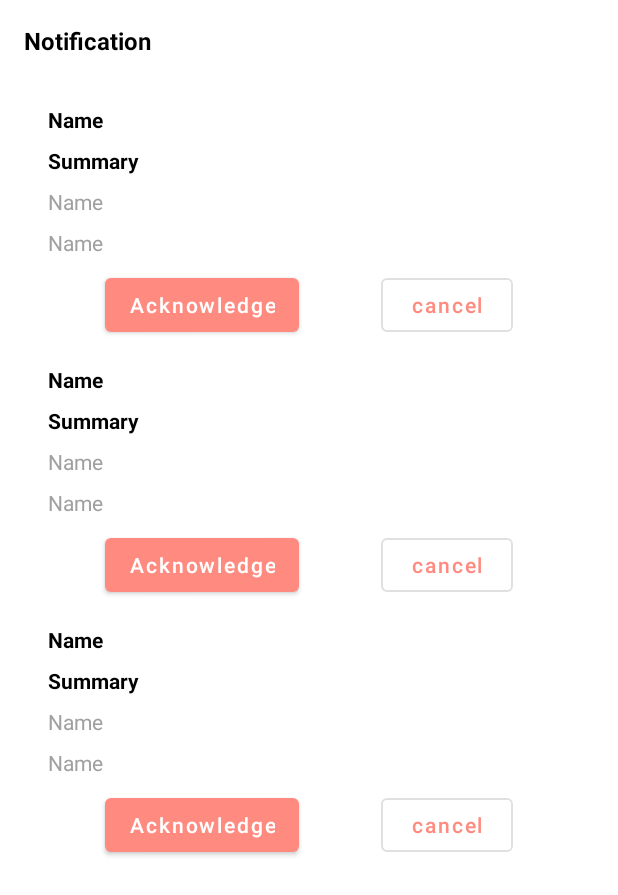
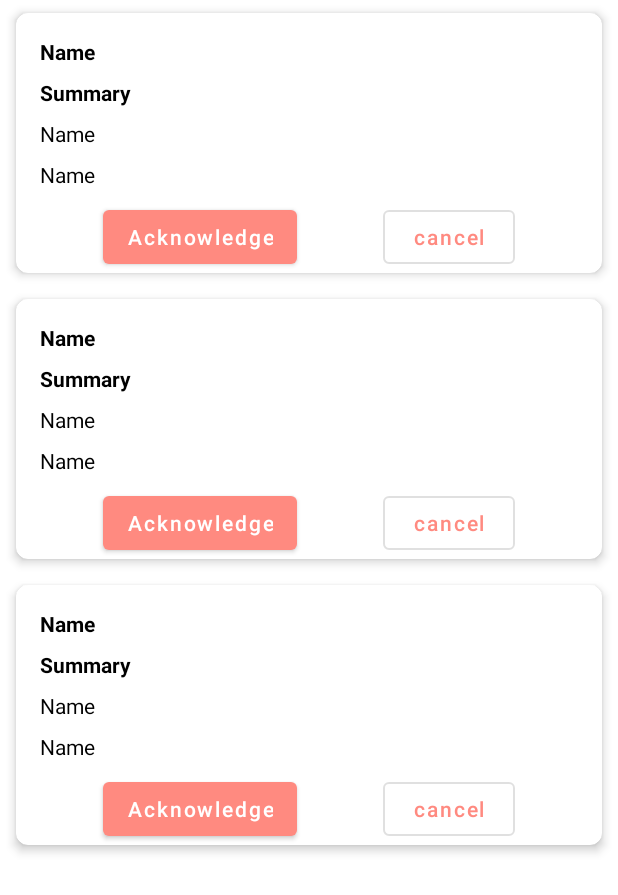
Before and after one commit to suryasinghvijay/AlertingSystemHackaton, an Android app: the layout fragment_notification.xml on its own in the app's theme, with its tools: preview values and no code run, on a phone screen of 412 x 824 dp. Shown: the top 895 px of the screen. Run offline under Robolectric (Android 15) with nearby library versions, the phone set to English and light mode, and no system bars.

Commit message:
notification fragment

```diff
--- a/app/src/main/java/com/gdn/tms/android/alertingsystemhackaton/feature/ui/NotificationFragment.kt
+++ b/app/src/main/java/com/gdn/tms/android/alertingsystemhackaton/feature/ui/NotificationFragment.kt
@@ -44,12 +44,6 @@ class NotificationFragment : Fragment(), NotificationCommunicator {
     binding.recycleView.apply {
       notificationAdapter = NotificationAdapter(mutableListOf(), this@NotificationFragment)
       this.adapter = notificationAdapter
-      addItemDecoration(
-        DividerItemDecoration(
-          this.context,
-          LinearLayoutManager.VERTICAL
-        )
-      )
     }
   }
 
--- a/app/src/main/res/layout/fragment_notification.xml
+++ b/app/src/main/res/layout/fragment_notification.xml
@@ -7,19 +7,6 @@
     android:layout_height="match_parent"
     tools:context=".feature.ui.NotificationFragment">
 
-    <TextView
-        android:id="@+id/tv_notification"
-        android:layout_width="wrap_content"
-        android:layout_height="wrap_content"
-        android:layout_marginStart="16dp"
-        android:layout_marginTop="16dp"
-        android:text="Notification"
-        android:textColor="@color/black"
-        android:textSize="16dp"
-        android:textStyle="bold"
-        app:layout_constraintStart_toStartOf="parent"
-        app:layout_constraintTop_toTopOf="parent" />
-
     <androidx.recyclerview.widget.RecyclerView
         android:id="@+id/recycle_view"
         app:layoutManager="androidx.recyclerview.widget.LinearLayoutManager"
@@ -27,12 +14,10 @@
         android:layout_width="0dp"
         android:layout_height="0dp"
         android:layout_marginBottom="16dp"
-        android:layout_marginEnd="16dp"
-        android:layout_marginStart="16dp"
-        android:layout_marginTop="16dp"
+        android:layout_marginHorizontal="4dp"
         app:layout_constraintBottom_toBottomOf="parent"
         app:layout_constraintEnd_toEndOf="parent"
         app:layout_constraintStart_toStartOf="parent"
-        app:layout_constraintTop_toBottomOf="@+id/tv_notification" />
+        app:layout_constraintTop_toTopOf="parent" />
 
 </androidx.constraintlayout.widget.ConstraintLayout>
--- a/app/src/main/res/layout/item_notification.xml
+++ b/app/src/main/res/layout/item_notification.xml
@@ -1,7 +1,15 @@
 <?xml version="1.0" encoding="utf-8"?>
-<androidx.constraintlayout.widget.ConstraintLayout xmlns:android="http://schemas.android.com/apk/res/android"
+<com.google.android.material.card.MaterialCardView
+    xmlns:android="http://schemas.android.com/apk/res/android"
     xmlns:app="http://schemas.android.com/apk/res-auto"
     xmlns:tools="http://schemas.android.com/tools"
+    app:cardCornerRadius="8dp"
+    app:cardElevation="4dp"
+    app:cardUseCompatPadding="true"
+    android:layout_width="match_parent"
+    android:layout_height="wrap_content">
+
+<androidx.constraintlayout.widget.ConstraintLayout
     android:layout_width="match_parent"
     android:layout_height="wrap_content">
 
@@ -32,7 +40,7 @@
         app:layout_constraintTop_toBottomOf="@+id/tv_sent_to" />
 
     <TextView
-        android:textColor="@color/grey"
+        android:textColor="@color/black"
         tools:text="Name"
         android:id="@+id/tv_details"
         android:layout_width="0dp"
@@ -45,7 +53,7 @@
         app:layout_constraintTop_toBottomOf="@id/tv_summary" />
 
     <TextView
-        android:textColor="@color/grey"
+        android:textColor="@color/black"
         tools:text="Name"
         android:id="@+id/tv_created"
         android:layout_width="0dp"
@@ -83,3 +91,5 @@
         app:layout_constraintTop_toBottomOf="@id/tv_created" />
 
 </androidx.constraintlayout.widget.ConstraintLayout>
+
+</com.google.android.material.card.MaterialCardView>
```
Also changed, not shown: app/src/main/java/com/gdn/tms/android/alertingsystemhackaton/feature/ui/NotificationAdapter.kt (+6 -6 lines).
